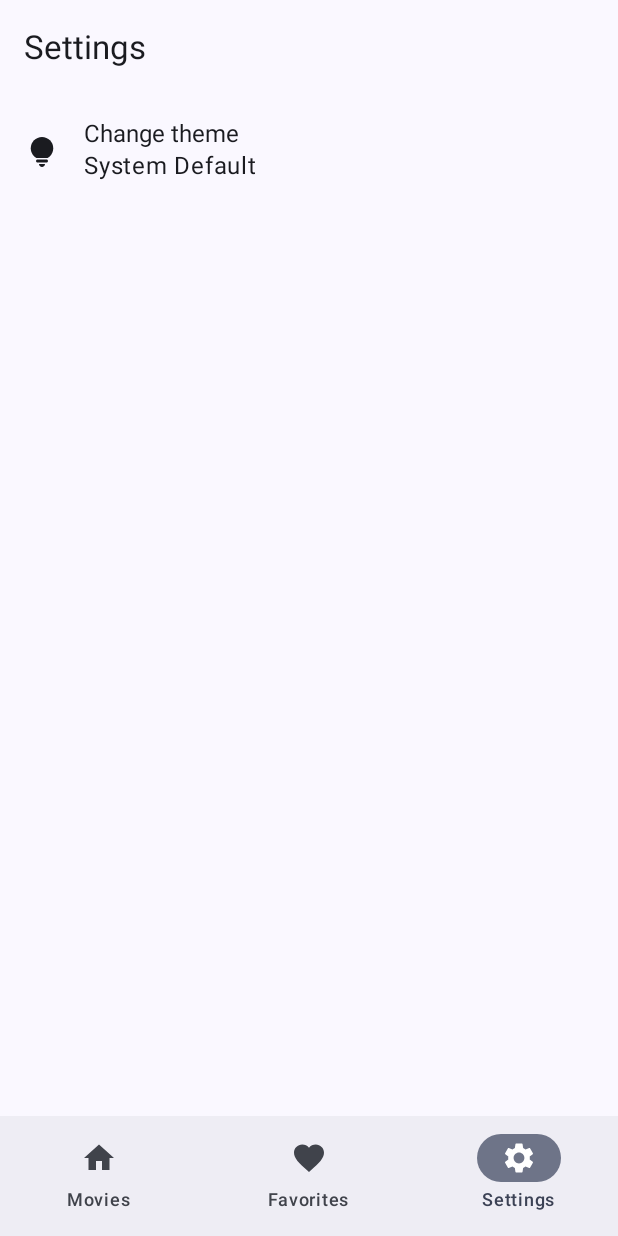
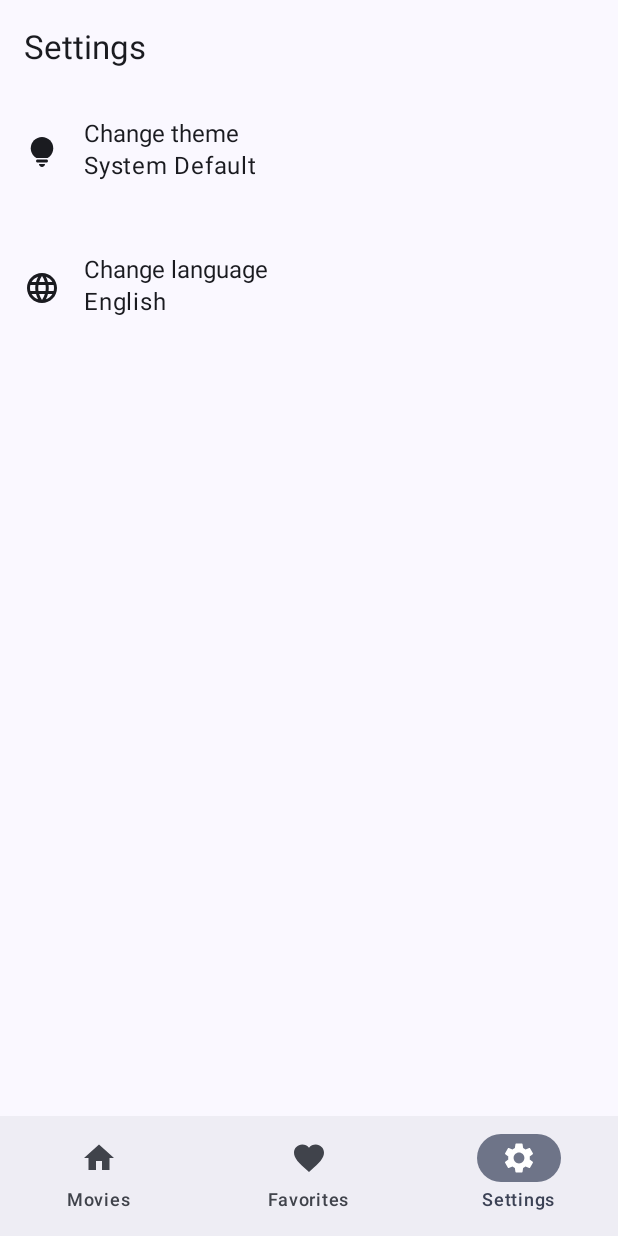
Before and after one commit to code-n-roll/MovieViewer, an Android app built with Jetpack Compose: the screen it shows after launch (MainActivity), item 3 of the bottom bar chosen, on a phone screen of 412 x 824 dp. Run offline under Robolectric (Android 15) with nearby library versions, the phone set to English and light mode, and no system bars; our stand-ins replace Dagger/Hilt's generated code, Room's generated code, Timber, paging.

Commit message:
Add per-app language support (add option to Settings), localize missed strings, extract SettingsScreen as pure state and SettingsRoute with side-effects

```diff
--- a/app/build.gradle.kts
+++ b/app/build.gradle.kts
@@ -47,6 +47,10 @@ android {
         compose = true
         buildConfig = true
     }
+
+    androidResources {
+        generateLocaleConfig = true
+    }
 }
 
 // extension on Project to read a property from local.properties
@@ -69,6 +73,7 @@ dependencies {
     implementation(libs.androidx.ui.tooling.preview)
     implementation(libs.androidx.material3)
     implementation(libs.androidx.compose.material.icons.extended)
+    implementation(libs.androidx.appcompat)
 
     // Hilt
     implementation(libs.hilt.android.core)
--- a/app/src/main/java/com/karanchuk/movieviewer/MovieViewerNavigation.kt
+++ b/app/src/main/java/com/karanchuk/movieviewer/MovieViewerNavigation.kt
@@ -1,5 +1,6 @@
 package com.karanchuk.movieviewer
 
+import androidx.annotation.StringRes
 import androidx.compose.material.icons.Icons
 import androidx.compose.material.icons.filled.Favorite
 import androidx.compose.material.icons.filled.Home
@@ -11,13 +12,13 @@ import com.karanchuk.movieviewer.MovieViewerScreens.MOVIE_DETAILS_SCREEN
 
 enum class BottomBarDestination(
     val route: String,
-    val label: String,
+    @StringRes val stringResId: Int,
     val icon: ImageVector,
     val contentDescription: String
 ) {
-    MOVIES(MovieViewerDestinations.MOVIES_ROUTE, "Movies", Icons.Default.Home, "Movies"),
-    FAVORITES(MovieViewerDestinations.FAVORITES_ROUTE, "Favorites", Icons.Default.Favorite, "Favorite"),
-    SETTINGS(MovieViewerDestinations.SETTINGS_ROUTE, "Settings", Icons.Default.Settings, "Settings")
+    MOVIES(MovieViewerDestinations.MOVIES_ROUTE, R.string.screen_movies, Icons.Default.Home, "Movies"),
+    FAVORITES(MovieViewerDestinations.FAVORITES_ROUTE, R.string.screen_favorites, Icons.Default.Favorite, "Favorite"),
+    SETTINGS(MovieViewerDestinations.SETTINGS_ROUTE, R.string.screen_settings, Icons.Default.Settings, "Settings")
 }
 
 private object MovieViewerScreens {
--- a/app/src/main/java/com/karanchuk/movieviewer/NavGraph.kt
+++ b/app/src/main/java/com/karanchuk/movieviewer/NavGraph.kt
@@ -12,6 +12,7 @@ import androidx.compose.runtime.collectAsState
 import androidx.compose.runtime.getValue
 import androidx.compose.runtime.remember
 import androidx.compose.ui.Modifier
+import androidx.compose.ui.res.stringResource
 import androidx.hilt.navigation.compose.hiltViewModel
 import androidx.navigation.NavHostController
 import androidx.navigation.NavType
@@ -27,8 +28,7 @@ import com.karanchuk.movieviewer.feature.movie_details.MovieDetailsScreen
 import com.karanchuk.movieviewer.feature.movie_details.MovieDetailsViewModel
 import com.karanchuk.movieviewer.feature.movies.MoviesScreen
 import com.karanchuk.movieviewer.feature.movies.MoviesViewModel
-import com.karanchuk.movieviewer.feature.settings.SettingsScreen
-import com.karanchuk.movieviewer.feature.settings.SettingsScreenViewModel
+import com.karanchuk.movieviewer.feature.settings.SettingsRoute
 
 @Composable
 fun NavGraph(
@@ -62,7 +62,7 @@ fun NavGraph(
                                     contentDescription = destination.contentDescription
                                 )
                             },
-                            label = { Text(destination.label) }
+                            label = { Text(stringResource(destination.stringResId)) }
                         )
                     }
                 }
@@ -94,12 +94,7 @@ fun NavGraph(
                 )
             }
             composable(MovieViewerDestinations.SETTINGS_ROUTE) { navBackStackEntry ->
-                val vm: SettingsScreenViewModel = hiltViewModel(navBackStackEntry)
-                val state = vm.uiState.collectAsState()
-                SettingsScreen(
-                    state = state.value,
-                    onChangeAppThemeClick = { option -> vm.onChangeAppThemeClick(option) },
-                )
+                SettingsRoute(vm = hiltViewModel(navBackStackEntry))
             }
             composable(
                 route = MovieViewerDestinations.MOVIE_DETAILS_ROUTE,
--- a/app/src/main/java/com/karanchuk/movieviewer/common/MovieMappingExt.kt
+++ b/app/src/main/java/com/karanchuk/movieviewer/common/MovieMappingExt.kt
@@ -1,5 +1,7 @@
 package com.karanchuk.movieviewer.common
 
+import androidx.annotation.StringRes
+import com.karanchuk.movieviewer.R
 import com.karanchuk.movieviewer.feature.movies.ui.components.card.MovieCardState
 import com.karanchuk.movieviewer.repository.movies.db.model.FeedType
 import com.karanchuk.movieviewer.repository.movies.domain.Movie
@@ -12,11 +14,12 @@ fun Movie.toMovieCardState(): MovieCardState {
     )
 }
 
-fun FeedType.toTitle(): String {
+@StringRes
+fun FeedType.toStringResId(): Int {
     return when (this) {
-        FeedType.POPULAR -> "Popular"
-        FeedType.NOW_PLAYING -> "Now playing"
-        FeedType.TOP_RATED -> "Top rated"
-        FeedType.UPCOMING -> "Upcoming"
+        FeedType.POPULAR -> R.string.movie_category_popular
+        FeedType.NOW_PLAYING -> R.string.movie_category_now_playing
+        FeedType.TOP_RATED -> R.string.movie_category_top_rated
+        FeedType.UPCOMING -> R.string.movie_category_upcoming
     }
 }
--- a/app/src/main/java/com/karanchuk/movieviewer/feature/movies/MoviesScreen.kt
+++ b/app/src/main/java/com/karanchuk/movieviewer/feature/movies/MoviesScreen.kt
@@ -30,7 +30,7 @@ import kotlinx.coroutines.flow.Flow
 @Composable
 fun MoviesScreen(
     @StringRes titleResId: Int,
-    sections: List<Pair<String, Flow<PagingData<MovieCardState>>>>,
+    sections: List<Pair<Int, Flow<PagingData<MovieCardState>>>>,
     onMovieDetailsClick: (Int) -> Unit,
 ) {
     Scaffold(
@@ -53,7 +53,7 @@ fun MoviesScreen(
                 key = { sections[it].first }
             ) { index ->
                 Text(
-                    text = sections[index].first,
+                    text = stringResource(sections[index].first),
                     modifier = Modifier.padding(start = 16.dp),
                     style = TextStyle(
                         fontSize = 22.sp,
--- a/app/src/main/java/com/karanchuk/movieviewer/feature/movies/MoviesViewModel.kt
+++ b/app/src/main/java/com/karanchuk/movieviewer/feature/movies/MoviesViewModel.kt
@@ -5,7 +5,7 @@ import androidx.lifecycle.viewModelScope
 import androidx.paging.cachedIn
 import androidx.paging.map
 import com.karanchuk.movieviewer.common.toMovieCardState
-import com.karanchuk.movieviewer.common.toTitle
+import com.karanchuk.movieviewer.common.toStringResId
 import com.karanchuk.movieviewer.repository.movies.db.model.FeedType
 import com.karanchuk.movieviewer.repository.movies.domain.MoviesRepository
 import dagger.hilt.android.lifecycle.HiltViewModel
@@ -39,6 +39,6 @@ class MoviesViewModel @Inject constructor(
             FeedType.TOP_RATED to topRatedFlow,
             FeedType.NOW_PLAYING to nowPlayingFlow,
             FeedType.UPCOMING to upcomingFlow,
-        ).map { (feedType, flow) -> feedType.toTitle() to flow }
+        ).map { (feedType, flow) -> feedType.toStringResId() to flow }
     }
 }
--- /dev/null
+++ b/app/src/main/java/com/karanchuk/movieviewer/feature/settings/SettingsRoute.kt
@@ -0,0 +1,30 @@
+package com.karanchuk.movieviewer.feature.settings
+
+import androidx.compose.runtime.Composable
+import androidx.compose.runtime.LaunchedEffect
+import androidx.compose.runtime.collectAsState
+import androidx.compose.runtime.getValue
+import androidx.compose.ui.platform.LocalContext
+import com.karanchuk.movieviewer.util.openAppLanguageSettingsAppCompat
+
+@Composable
+fun SettingsRoute(
+    vm: SettingsScreenViewModel,
+) {
+    val uiState by vm.uiState.collectAsState()
+
+    val context = LocalContext.current
+    LaunchedEffect(vm.effects) {
+        vm.effects.collect { effect ->
+            when (effect) {
+                is SettingsScreenEffect.OpenAppInfo -> context.openAppLanguageSettingsAppCompat()
+            }
+        }
+    }
+
+    SettingsScreen(
+        state = uiState,
+        onChangeAppThemeClick = vm::onChangeAppThemeClick,
+        onChangeLanguageClick = vm::onChangeLanguageClick,
+    )
+}
--- a/app/src/main/java/com/karanchuk/movieviewer/feature/settings/SettingsScreen.kt
+++ b/app/src/main/java/com/karanchuk/movieviewer/feature/settings/SettingsScreen.kt
@@ -1,5 +1,6 @@
 package com.karanchuk.movieviewer.feature.settings
 
+import androidx.compose.foundation.layout.Arrangement
 import androidx.compose.foundation.layout.Column
 import androidx.compose.foundation.layout.WindowInsets
 import androidx.compose.foundation.layout.padding
@@ -24,6 +25,7 @@ import com.karanchuk.movieviewer.feature.settings.component.theme_dialog.AppThem
 fun SettingsScreen(
     state: SettingsScreenState,
     onChangeAppThemeClick: (AppTheme) -> Unit,
+    onChangeLanguageClick: () -> Unit,
 ) {
     val showThemeDialog = remember { mutableStateOf(false) }
 
@@ -37,13 +39,19 @@ fun SettingsScreen(
         }
     ) { paddingValues ->
         Column(
-            modifier = Modifier.padding(paddingValues)
+            modifier = Modifier.padding(paddingValues),
+            verticalArrangement = Arrangement.spacedBy(16.dp)
         ) {
             Setting(
                 state = state.appThemeSettingState,
                 onClick = {
                     showThemeDialog.value = !showThemeDialog.value
                 },
+            )
+
+            Setting(
+                state = state.languageSettingState,
+                onClick = onChangeLanguageClick,
             )
 
             AppThemeSettingDialog(
@@ -61,6 +69,7 @@ fun SettingsScreen(
 fun SettingsScreenPreview() {
     SettingsScreen(
         state = SettingsScreenState.Default,
-        onChangeAppThemeClick = {}
+        onChangeAppThemeClick = {},
+        onChangeLanguageClick = {},
     )
 }
--- a/app/src/main/java/com/karanchuk/movieviewer/feature/settings/SettingsScreenState.kt
+++ b/app/src/main/java/com/karanchuk/movieviewer/feature/settings/SettingsScreenState.kt
@@ -8,6 +8,7 @@ import com.karanchuk.movieviewer.feature.settings.component.theme_dialog.AppThem
 data class SettingsScreenState(
     val appThemeSettingState: SettingState,
     val appThemeSettingDialogState: AppThemeSettingDialogState,
+    val languageSettingState: SettingState,
 ) {
     companion object {
         val Default = SettingsScreenState(
@@ -20,7 +21,8 @@ data class SettingsScreenState(
                 ),
                 selectedTheme = AppTheme.SYSTEM_DEFAULT,
                 titleResId = R.string.change_theme_title
-            )
+            ),
+            languageSettingState = SettingState.Language
         )
     }
 }
--- a/app/src/main/java/com/karanchuk/movieviewer/feature/settings/SettingsScreenViewModel.kt
+++ b/app/src/main/java/com/karanchuk/movieviewer/feature/settings/SettingsScreenViewModel.kt
@@ -8,9 +8,11 @@ import com.karanchuk.movieviewer.common.AppTheme
 import com.karanchuk.movieviewer.di.USER_PREFERENCES_KEY_THEME
 import com.karanchuk.movieviewer.repository.settings.domain.SettingsRepository
 import dagger.hilt.android.lifecycle.HiltViewModel
+import kotlinx.coroutines.channels.Channel
 import kotlinx.coroutines.flow.MutableStateFlow
 import kotlinx.coroutines.flow.asStateFlow
 import kotlinx.coroutines.flow.collectLatest
+import kotlinx.coroutines.flow.receiveAsFlow
 import kotlinx.coroutines.flow.update
 import kotlinx.coroutines.launch
 import javax.inject.Inject
@@ -24,6 +26,10 @@ fun AppTheme.toStringRes(): Int {
     }
 }
 
+sealed interface SettingsScreenEffect {
+    data object OpenAppInfo : SettingsScreenEffect
+}
+
 @HiltViewModel
 class SettingsScreenViewModel @Inject constructor(
     private val settingsRepository: SettingsRepository,
@@ -31,6 +37,9 @@ class SettingsScreenViewModel @Inject constructor(
 
     private val _uiState = MutableStateFlow(SettingsScreenState.Default)
     val uiState = _uiState.asStateFlow()
+
+    private val _effects = Channel<SettingsScreenEffect>(Channel.BUFFERED)
+    val effects = _effects.receiveAsFlow()
 
     init {
         viewModelScope.launch {
@@ -50,4 +59,8 @@ class SettingsScreenViewModel @Inject constructor(
     fun onChangeAppThemeClick(selection: AppTheme) = viewModelScope.launch {
         settingsRepository.savePreferenceSelection(USER_PREFERENCES_KEY_THEME, selection.ordinal)
     }
+
+    fun onChangeLanguageClick() = viewModelScope.launch {
+        _effects.send(SettingsScreenEffect.OpenAppInfo)
+    }
 }
--- a/app/src/main/java/com/karanchuk/movieviewer/feature/settings/component/setting/SettingState.kt
+++ b/app/src/main/java/com/karanchuk/movieviewer/feature/settings/component/setting/SettingState.kt
@@ -2,6 +2,7 @@ package com.karanchuk.movieviewer.feature.settings.component.setting
 
 import androidx.annotation.StringRes
 import androidx.compose.material.icons.Icons
+import androidx.compose.material.icons.rounded.Language
 import androidx.compose.material.icons.rounded.Lightbulb
 import androidx.compose.ui.graphics.vector.ImageVector
 import com.karanchuk.movieviewer.R
@@ -17,5 +18,10 @@ data class SettingState(
             title = R.string.change_theme_title,
             subtitle = R.string.app_theme_system_default,
         )
+        val Language = SettingState(
+            imageVector = Icons.Rounded.Language,
+            title = R.string.change_language_title,
+            subtitle = R.string.language_english,
+        )
     }
 }
--- /dev/null
+++ b/app/src/main/res/resources.properties
@@ -0,0 +1 @@
+unqualifiedResLocale=en-US
--- a/app/src/main/res/values/strings.xml
+++ b/app/src/main/res/values/strings.xml
@@ -13,4 +13,10 @@
     <string name="app_theme_dark">Dark</string>
     <string name="app_theme_system_default">System Default</string>
     <string name="change_theme_title">Change theme</string>
+    <string name="change_language_title">Change language</string>
+    <string name="language_english">English</string>
+    <string name="movie_category_popular">Popular</string>
+    <string name="movie_category_now_playing">Now Playing</string>
+    <string name="movie_category_top_rated">Top Rated</string>
+    <string name="movie_category_upcoming">Upcoming</string>
 </resources>
--- a/gradle/libs.versions.toml
+++ b/gradle/libs.versions.toml
@@ -20,8 +20,10 @@ dataStore = "1.1.7"
 composeMaterialIconsExtended = "1.7.8"
 retrofit = "2.9.0"
 okhttp = "4.11.0"
+appcompat = "1.7.1"
 
 [libraries]
+androidx-appcompat = { group = "androidx.appcompat", name = "appcompat", version.ref = "appcompat" }
 androidx-core-ktx = { group = "androidx.core", name = "core-ktx", version.ref = "coreKtx" }
 junit = { group = "junit", name = "junit", version.ref = "junit" }
 androidx-junit = { group = "androidx.test.ext", name = "junit", version.ref = "junitVersion" }
```
Also changed, not shown: app/src/main/AndroidManifest.xml (+10 -0 lines), app/src/main/java/com/karanchuk/movieviewer/util/ContextExt.kt (added, +35 -0 lines), 1 other file.
